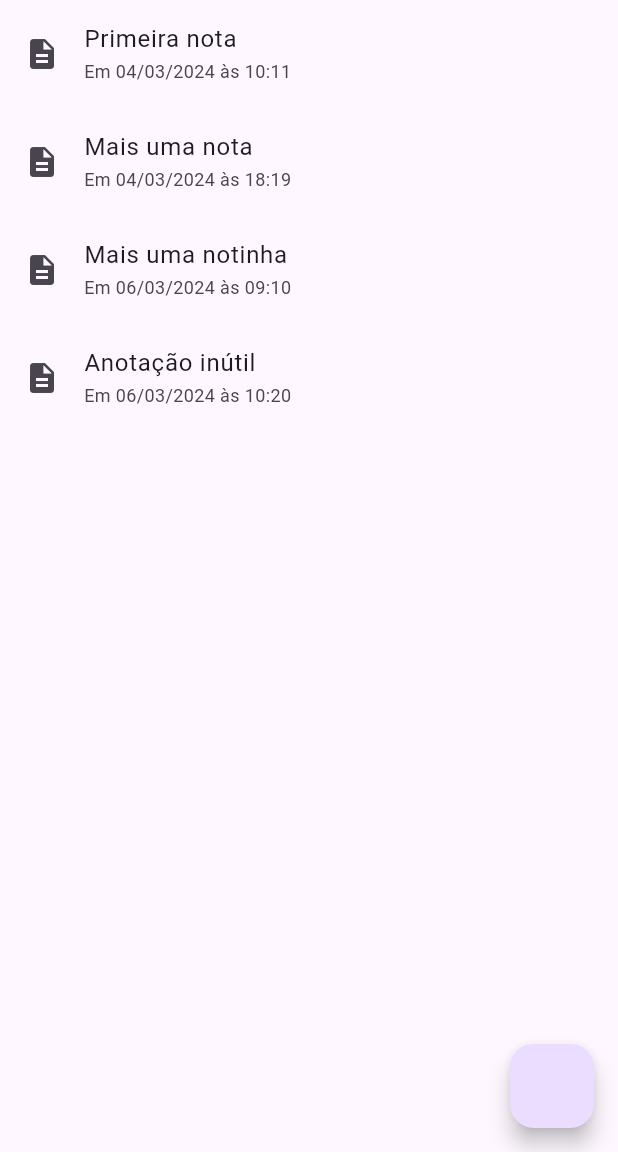
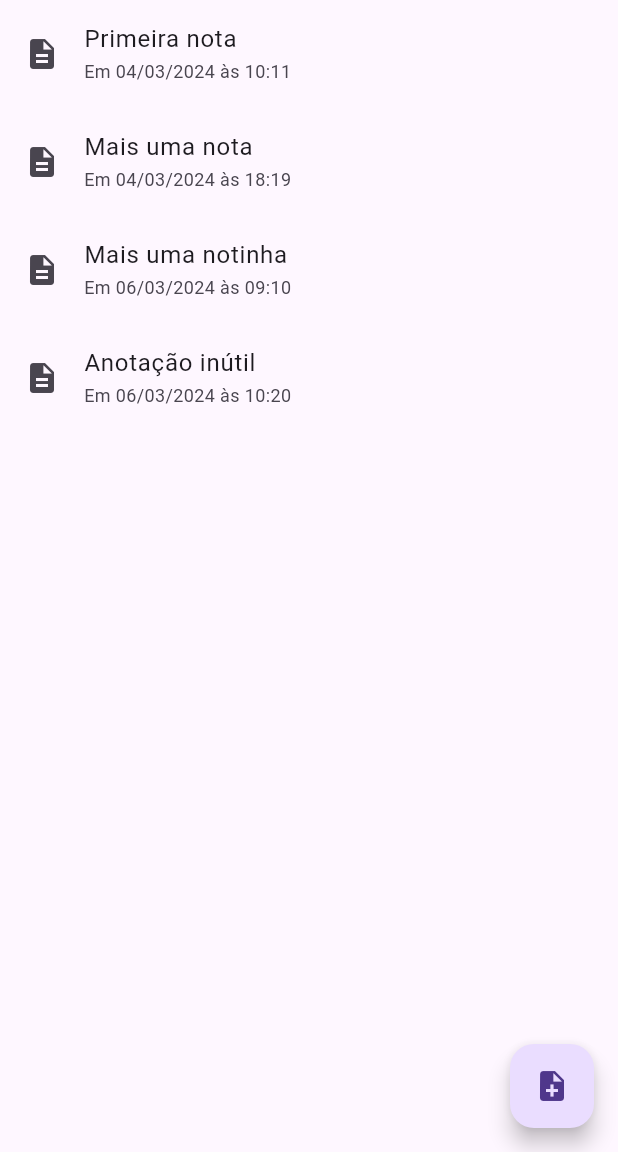
Before and after one commit to Luferat/Flutter.Annotation, a Flutter app: the screen it shows after launch, on a phone screen of 412 x 824 dp, the part 84-1236 px from its top. Run offline on Flutter 3.47's test engine with Material 3 defaults, Android fonts, the phone set to English and light mode, and no system bars.

Commit message:
Update home.dart

```diff
--- a/lib/screens/home.dart
+++ b/lib/screens/home.dart
@@ -15,7 +15,11 @@ class _HomeState extends State<Home> {
   @override
   Widget build(BuildContext context) {
     return Scaffold(
-      floatingActionButton: FloatingActionButton(onPressed: (){},),
+      floatingActionButton: FloatingActionButton(
+        onPressed: () {},
+        tooltip: 'Nova anotação',
+        child: const Icon(Icons.note_add),
+      ),
       drawer: const DrawerWidget(),
       appBar: AppBar(
         iconTheme: const IconThemeData(color: Colors.white),
```
